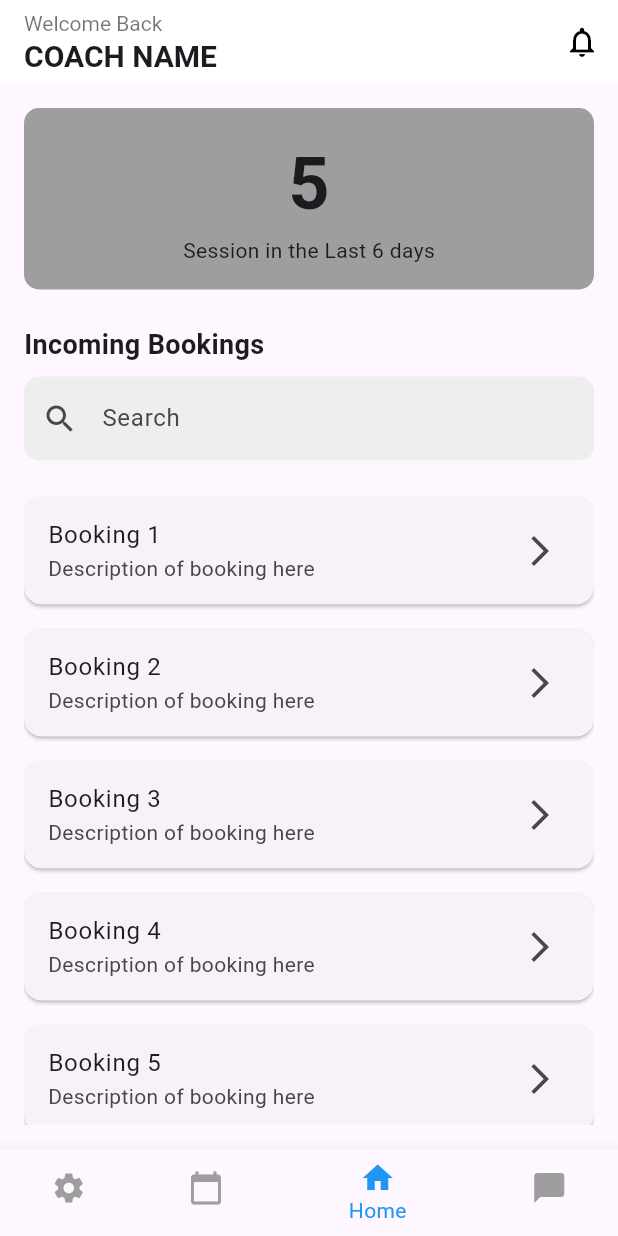
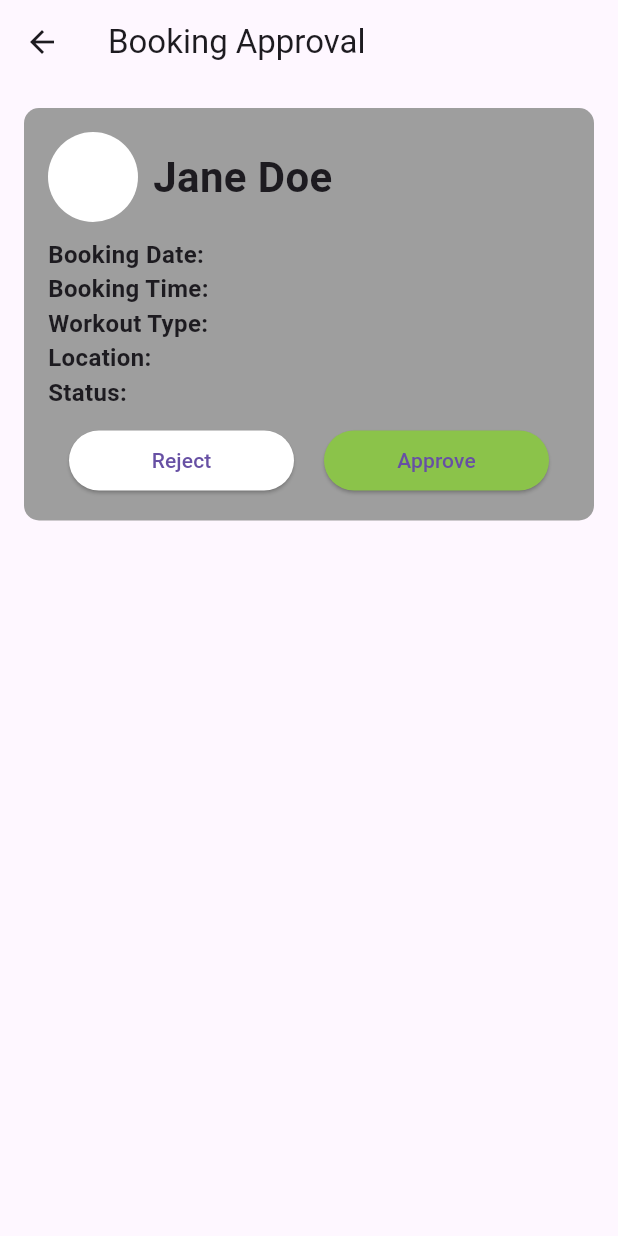
Before and after one commit to OppaiMilk/FitQuest, a Flutter app: the CoachHomePage screen opened directly, after a tap on an icon or button, on a phone screen of 412 x 824 dp. Run offline on Flutter 3.47's test engine with Material 3 defaults, Android fonts, the phone set to English and light mode, and no system bars.

Commit message:
coach role UI

```diff
--- /dev/null
+++ b/lib/features/screens/booking_approval.dart
@@ -0,0 +1,100 @@
+import 'package:flutter/material.dart';
+
+class CoachBookingApproval extends StatelessWidget {
+  const CoachBookingApproval({super.key});
+
+  @override
+  Widget build(BuildContext context) {
+    return Scaffold(
+      appBar: AppBar(
+        title: const Text('Booking Approval'),
+      ),
+      body: Padding(
+        padding: const EdgeInsets.all(16),
+        child: Column(
+          crossAxisAlignment: CrossAxisAlignment.start,
+          children: [
+            Container(
+              width: 400,
+              padding: const EdgeInsets.all(16),
+              decoration: BoxDecoration(
+                color: Colors.grey,
+                borderRadius: BorderRadius.circular(10),
+              ),
+              child: Column(
+                mainAxisSize: MainAxisSize.min,
+                crossAxisAlignment: CrossAxisAlignment.start,
+                children: [
+                  const Row(
+                    children: [
+                      CircleAvatar(
+                        radius: 30,
+                        backgroundColor: Colors.white,
+                      ),
+                      SizedBox(width: 10),
+                      Text(
+                        'Jane Doe',
+                        style: TextStyle(
+                            fontSize: 28, fontWeight: FontWeight.bold),
+                      ),
+                    ],
+                  ),
+                  const SizedBox(height: 10),
+                  const Text(
+                    'Booking Date: ',
+                    style: TextStyle(fontSize: 16, fontWeight: FontWeight.bold),
+                  ),
+                  const Text(
+                    'Booking Time: ',
+                    style: TextStyle(fontSize: 16, fontWeight: FontWeight.bold),
+                  ),
+                  const Text(
+                    'Workout Type: ',
+                    style: TextStyle(fontSize: 16, fontWeight: FontWeight.bold),
+                  ),
+                  const Text(
+                    'Location: ',
+                    style: TextStyle(fontSize: 16, fontWeight: FontWeight.bold),
+                  ),
+                  const Text(
+                    'Status: ',
+                    style: TextStyle(fontSize: 16, fontWeight: FontWeight.bold),
+                  ),
+                  const SizedBox(height: 10),
+                  Row(
+                    mainAxisAlignment: MainAxisAlignment.center,
+                    children: [
+                      ElevatedButton(
+                        onPressed: () {
+                          print('booking rejected');
+                          Navigator.pop(context);
+                        },
+                        style: ElevatedButton.styleFrom(
+                          backgroundColor: Colors.white,
+                          minimumSize: const Size(150, 40),
+                        ),
+                        child: const Text('Reject'),
+                      ),
+                      const SizedBox(width: 20),
+                      ElevatedButton(
+                        onPressed: () {
+                          print('booking accepted');
+                          Navigator.pop(context);
+                        },
+                        style: ElevatedButton.styleFrom(
+                          backgroundColor: Colors.lightGreen,
+                          minimumSize: const Size(150, 40),
+                        ),
+                        child: const Text('Approve'),
+                      ),
+                    ],
+                  ),
+                ],
+              ),
+            ),
+          ],
+        ),
+      ),
+    );
+  }
+}
--- a/lib/features/screens/coach_home_screen.dart
+++ b/lib/features/screens/coach_homepage.dart
@@ -1,3 +1,4 @@
+import 'package:calories_tracking/features/screens/booking_approval.dart';
 import 'package:flutter/material.dart';
 
 class CoachHomePage extends StatelessWidget {
@@ -85,7 +86,12 @@ class CoachHomePage extends StatelessWidget {
                     title: Text('Booking ${index + 1}'),
                     subtitle: const Text('Description of booking here'),
                     trailing: const Icon(Icons.arrow_forward_ios),
-                    onTap: () {},
+                    onTap: () {
+                      Navigator.push(
+                          context,
+                          MaterialPageRoute(
+                              builder: (context) => CoachBookingApproval()));
+                    },
                   ),
                 );
               },
--- a/lib/main.dart
+++ b/lib/main.dart
@@ -1,6 +1,7 @@
+import 'package:calories_tracking/features/screens/coach_register.dart';
 import 'package:flutter/material.dart';
 
-import 'features/screens/coach_home_screen.dart';
+import 'features/screens/coach_homepage.dart';
 
 void main() {
   runApp(MyApp());
@@ -14,7 +15,7 @@ class MyApp extends StatelessWidget {
       theme: ThemeData(
         primarySwatch: Colors.blue,
       ),
-      home: CoachHomePage(),
+      home: const CoachRegister(),
     );
   }
 }
```
Also changed, not shown: lib/features/models/coach.dart (added, +23 -0 lines), lib/features/repositories/coach_repository.dart (added, +142 -0 lines), lib/features/screens/coach_register.dart (added, +64 -0 lines).
